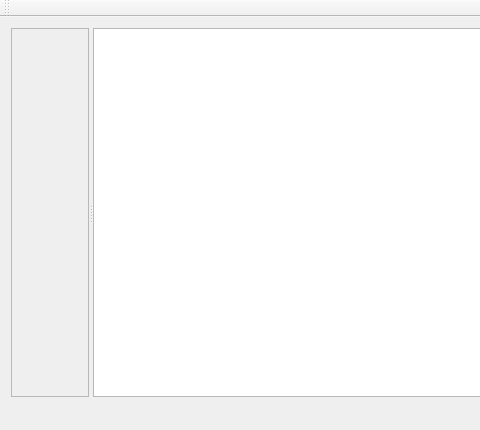
First picture: the form in mainwindow.ui, repository riuson/mapinfo, before the edit; both pictures show x 0 to 480 and y 0 to 430 of the 750 by 430 pixel window.
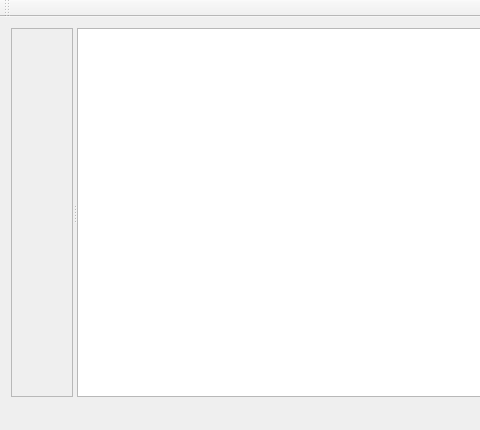
Second picture: the form after the edit.

Commit message: Implemented resizeable image view

Patch:
```diff
--- a/mainwindow.ui
+++ b/mainwindow.ui
@@ -33,24 +33,7 @@
        <property name="frameShadow">
         <enum>QFrame::Raised</enum>
        </property>
-       <layout class="QVBoxLayout" name="verticalLayout">
-        <item>
-         <widget class="QLabel" name="labelImageView">
-          <property name="sizePolicy">
-           <sizepolicy hsizetype="MinimumExpanding" vsizetype="MinimumExpanding">
-            <horstretch>0</horstretch>
-            <verstretch>0</verstretch>
-           </sizepolicy>
-          </property>
-          <property name="text">
-           <string notr="true"/>
-          </property>
-          <property name="scaledContents">
-           <bool>true</bool>
-          </property>
-         </widget>
-        </item>
-       </layout>
+       <layout class="QVBoxLayout" name="verticalLayout"/>
       </widget>
       <widget class="QTextBrowser" name="textBrowserInfo"/>
      </widget>
```
The commit also changes 4 other files.
